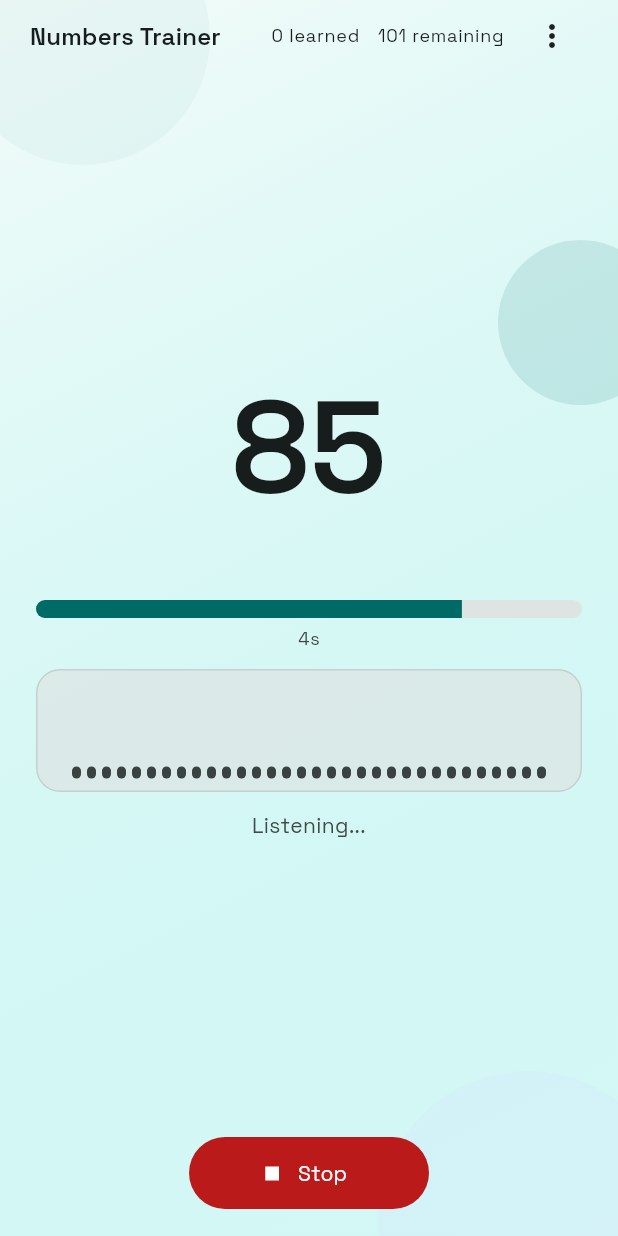
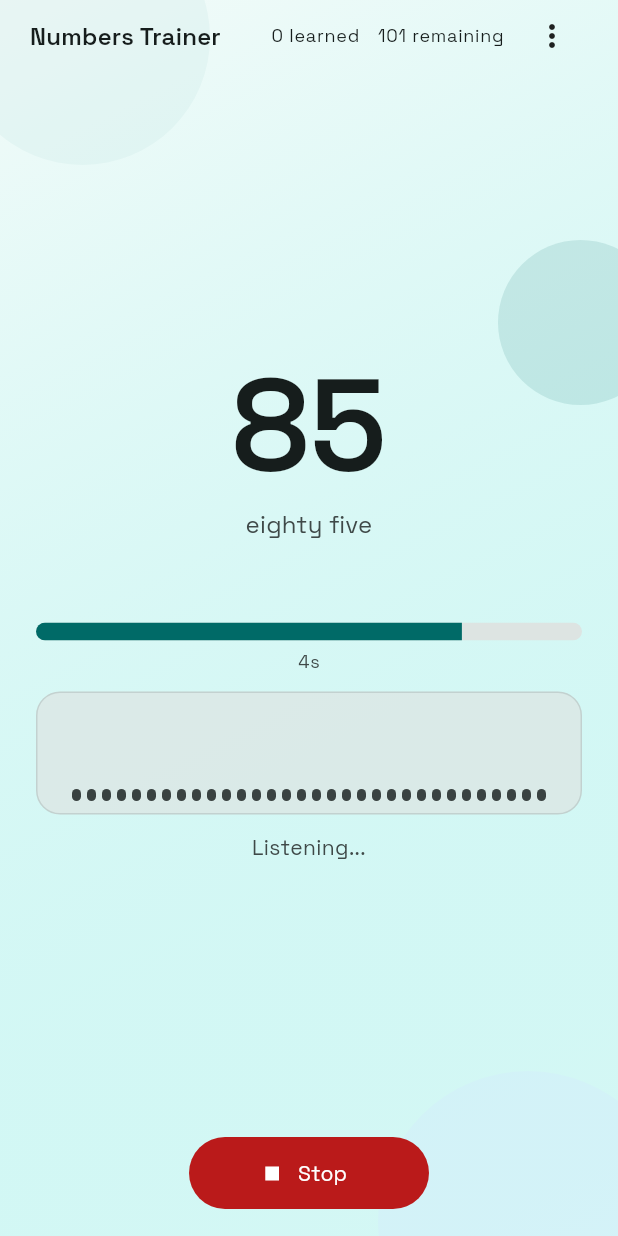
Before and after one commit to DimonSmart/NumberGym, a Flutter app: the screen it shows after launch, after a tap on "Start", on a phone screen of 412 x 824 dp. Run offline on Flutter 3.47's test engine with Material 3 defaults, Android fonts, the phone set to English and light mode, and no system bars; our stand-ins replace hive, hive_flutter, permission_handler, speech_to_text, wakelock_plus; accounts and stored records are empty.

Commit message:
Textual hint support added

```diff
--- a/lib/features/training/data/settings_repository.dart
+++ b/lib/features/training/data/settings_repository.dart
@@ -5,11 +5,16 @@ import '../domain/repositories.dart';
 
 const String learningLanguageKey = 'learningLanguage';
 const String answerDurationSecondsKey = 'answerDurationSeconds';
+const String hintStreakCountKey = 'hintStreakCount';
 
 const int answerDurationMinSeconds = 5;
 const int answerDurationMaxSeconds = 15;
 const int answerDurationStepSeconds = 5;
 const int answerDurationDefaultSeconds = answerDurationMinSeconds;
+
+const int hintStreakMinCount = 0;
+const int hintStreakMaxCount = 6;
+const int hintStreakDefaultCount = 3;
 
 class SettingsRepository implements SettingsRepositoryBase {
   final Box<String> settingsBox;
@@ -42,6 +47,22 @@ class SettingsRepository implements SettingsRepositoryBase {
     await settingsBox.put(answerDurationSecondsKey, normalized.toString());
   }
 
+  @override
+  int readHintStreakCount() {
+    final rawValue = settingsBox.get(hintStreakCountKey);
+    final parsed = int.tryParse(rawValue ?? '');
+    if (parsed == null) {
+      return hintStreakDefaultCount;
+    }
+    return _normalizeHintStreakCount(parsed);
+  }
+
+  @override
+  Future<void> setHintStreakCount(int count) async {
+    final normalized = _normalizeHintStreakCount(count);
+    await settingsBox.put(hintStreakCountKey, normalized.toString());
+  }
+
   int _normalizeAnswerDurationSeconds(int seconds) {
     final clamped = seconds.clamp(
       answerDurationMinSeconds,
@@ -52,4 +73,8 @@ class SettingsRepository implements SettingsRepositoryBase {
             .round();
     return answerDurationMinSeconds + stepIndex * answerDurationStepSeconds;
   }
+
+  int _normalizeHintStreakCount(int count) {
+    return count.clamp(hintStreakMinCount, hintStreakMaxCount).toInt();
+  }
 }
--- a/lib/features/training/domain/repositories.dart
+++ b/lib/features/training/domain/repositories.dart
@@ -12,4 +12,6 @@ abstract class SettingsRepositoryBase {
   Future<void> setLearningLanguage(LearningLanguage language);
   int readAnswerDurationSeconds();
   Future<void> setAnswerDurationSeconds(int seconds);
+  int readHintStreakCount();
+  Future<void> setHintStreakCount(int count);
 }
--- a/lib/features/training/domain/training_controller.dart
+++ b/lib/features/training/domain/training_controller.dart
@@ -48,6 +48,7 @@ class TrainingController extends ChangeNotifier {
   String? get feedbackText => _session.state.feedback?.text;
   TrainingFeedbackType? get feedbackType => _session.state.feedback?.type;
   NumberCard? get currentCard => _session.state.currentCard;
+  String? get hintText => _session.state.hintText;
   List<String> get expectedTokens => _session.state.expectedTokens;
   List<bool> get matchedTokens => _session.state.matchedTokens;
 
--- a/lib/features/training/domain/training_session.dart
+++ b/lib/features/training/domain/training_session.dart
@@ -72,6 +72,7 @@ class TrainingSession {
   NumberCard? _currentCard;
   int _consecutiveSilentCards = 0;
   int _consecutiveClientErrors = 0;
+  int _consecutiveCorrectAnswers = 0;
   bool _cardActive = false;
   bool _heardSpeechThisCard = false;
 
@@ -128,6 +129,7 @@ class TrainingSession {
     _status = TrainerStatus.running;
     _consecutiveSilentCards = 0;
     _consecutiveClientErrors = 0;
+    _consecutiveCorrectAnswers = 0;
     _forceDefaultLocale = false;
     _suppressNextClientError = false;
     _syncState();
@@ -148,6 +150,7 @@ class TrainingSession {
     _currentPoolIndex = null;
     _consecutiveSilentCards = 0;
     _consecutiveClientErrors = 0;
+    _consecutiveCorrectAnswers = 0;
     _heardSpeechThisCard = false;
     _answerMatcher.clear();
     _feedback = null;
@@ -185,6 +188,7 @@ class TrainingSession {
       errorMessage: _errorMessage,
       feedback: _feedback,
       currentCard: _currentCard,
+      hintText: _resolveHintText(),
       expectedTokens: List.unmodifiable(_answerMatcher.expectedTokens),
       matchedTokens: List.unmodifiable(_answerMatcher.matchedTokens),
       cardDuration: _cardTimer.duration,
@@ -344,6 +348,30 @@ class TrainingSession {
   Duration _resolveCardDuration(String prompt) {
     final seconds = _settingsRepository.readAnswerDurationSeconds();
     return Duration(seconds: seconds);
+  }
+
+  String? _resolveHintText() {
+    if (!_cardActive || _currentCard == null) return null;
+    final maxStreak = _settingsRepository.readHintStreakCount();
+    if (maxStreak <= 0 || _consecutiveCorrectAnswers >= maxStreak) {
+      return null;
+    }
+    final language = _currentLanguage();
+    final answers = _currentCard?.answersFor(language) ?? const <String>[];
+    if (answers.isEmpty) return null;
+
+    final prompt = (_currentCard?.prompt ?? '').trim().toLowerCase();
+    for (final answer in answers) {
+      final trimmed = answer.trim();
+      if (trimmed.isEmpty) continue;
+      if (prompt.isNotEmpty && trimmed.toLowerCase() == prompt) {
+        continue;
+      }
+      return trimmed;
+    }
+
+    final fallback = answers.first.trim();
+    return fallback.isEmpty ? null : fallback;
   }
 
   stt.ListenMode _resolveListenMode() {
@@ -520,6 +548,12 @@ class TrainingSession {
     _soundWaveService.stop();
     await _speechService.stop();
 
+    if (isCorrect) {
+      _consecutiveCorrectAnswers += 1;
+    } else {
+      _consecutiveCorrectAnswers = 0;
+    }
+
     await _updateProgress(isCorrect: isCorrect);
     _showFeedback(isCorrect, timeout: timeout);
 
--- a/lib/features/training/domain/training_state.dart
+++ b/lib/features/training/domain/training_state.dart
@@ -20,6 +20,7 @@ class TrainingState {
   final String? errorMessage;
   final TrainingFeedback? feedback;
   final NumberCard? currentCard;
+  final String? hintText;
   final List<String> expectedTokens;
   final List<bool> matchedTokens;
   final Duration cardDuration;
@@ -31,6 +32,7 @@ class TrainingState {
     required this.errorMessage,
     required this.feedback,
     required this.currentCard,
+    required this.hintText,
     required this.expectedTokens,
     required this.matchedTokens,
     required this.cardDuration,
@@ -44,6 +46,7 @@ class TrainingState {
       errorMessage: null,
       feedback: null,
       currentCard: null,
+      hintText: null,
       expectedTokens: <String>[],
       matchedTokens: <bool>[],
       cardDuration: Duration.zero,
--- a/lib/features/training/ui/screens/training_screen.dart
+++ b/lib/features/training/ui/screens/training_screen.dart
@@ -90,6 +90,7 @@ class _TrainingScreenState extends State<TrainingScreen> {
         final feedbackColor = feedback == null
             ? null
             : _resolveFeedbackColor(theme, feedback.type);
+        final hintText = _controller.hintText;
 
         return Scaffold(
           body: TrainingBackground(
@@ -164,6 +165,17 @@ class _TrainingScreenState extends State<TrainingScreen> {
                         mainAxisAlignment: MainAxisAlignment.center,
                         children: [
                           _buildPrompt(theme),
+                          if (hintText != null && hintText.isNotEmpty) ...[
+                            const SizedBox(height: 6),
+                            Text(
+                              hintText,
+                              style: theme.textTheme.titleMedium?.copyWith(
+                                color: theme.colorScheme.onSurfaceVariant,
+                                fontWeight: FontWeight.w500,
+                              ),
+                              textAlign: TextAlign.center,
+                            ),
+                          ],
                           const SizedBox(height: 12),
                           AnimatedOpacity(
                             opacity: feedbackText == null ? 0 : 1,
```
Also changed, not shown: lib/features/training/ui/screens/settings_screen.dart (+40 -0 lines).
